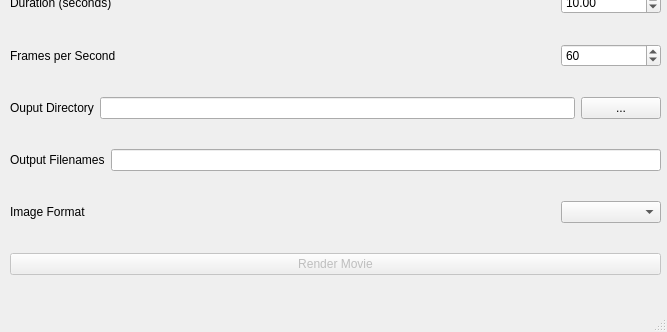
The window that movierendererwindow.ui (nezticle/qml_movie_renderer) describes before a commit, drawn with Qt 5; both pictures show x 0 to 667 and y 167 to 499 of the 667 by 499 pixel window.
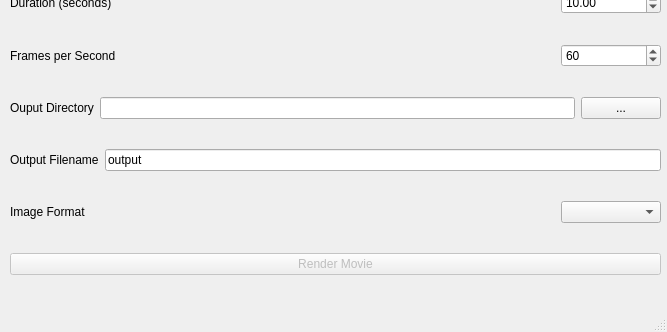
The same window after the commit.

What changed in the file:
```diff
--- a/movierendererwindow.ui
+++ b/movierendererwindow.ui
@@ -193,12 +193,16 @@
        <item>
         <widget class="QLabel" name="label_7">
          <property name="text">
-          <string>Output Filenames</string>
+          <string>Output Filename</string>
          </property>
         </widget>
        </item>
        <item>
-        <widget class="QLineEdit" name="outputFilenameLineEdit"/>
+        <widget class="QLineEdit" name="outputFilenameLineEdit">
+         <property name="text">
+          <string>output</string>
+         </property>
+        </widget>
        </item>
       </layout>
      </item>
```
